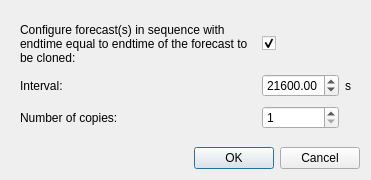
Above: RAMSIS/ui/views/createforecastsequencedialog.ui from swiss-seismological-service/hermes before the change. Below: the same form after it.
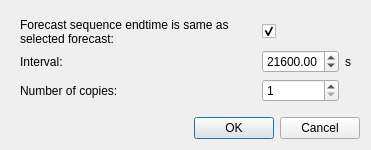
That is the form after the change.

Commit message: [MAINT] Correct label

Diff of the .ui file:
```diff
--- a/RAMSIS/ui/views/createforecastsequencedialog.ui
+++ b/RAMSIS/ui/views/createforecastsequencedialog.ui
@@ -7,7 +7,7 @@
     <x>0</x>
     <y>0</y>
     <width>371</width>
-    <height>180</height>
+    <height>150</height>
    </rect>
   </property>
   <property name="windowTitle">
@@ -20,7 +20,7 @@
       <item row="0" column="0">
        <widget class="QLabel" name="label">
         <property name="text">
-         <string>Configure forecast(s) in sequence with endtime equal to endtime of the forecast to be cloned:</string>
+         <string>Forecast sequence endtime is same as selected forecast:</string>
         </property>
         <property name="wordWrap">
          <bool>true</bool>
```
